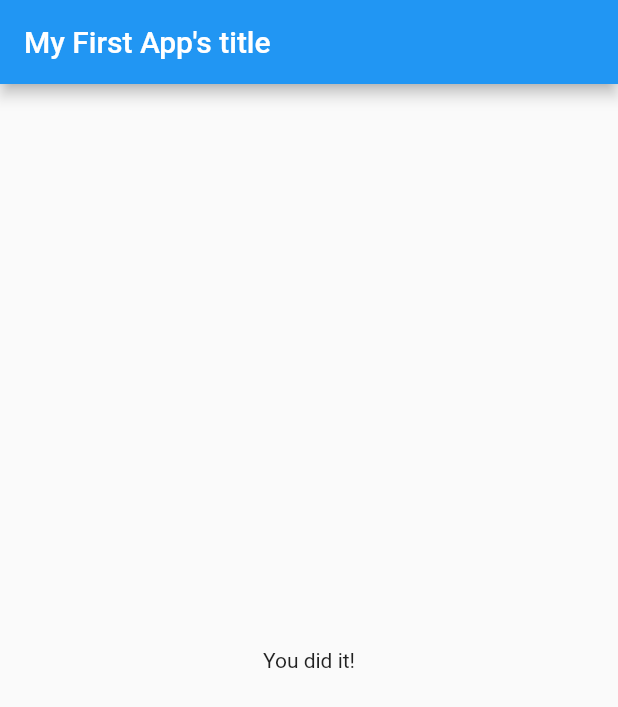
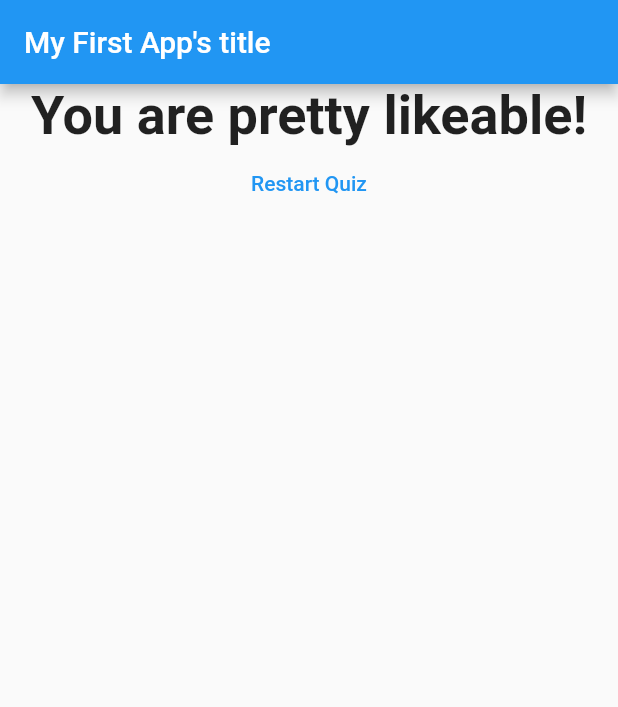
Before and after one commit to aroran1/flutter-notes, a Flutter app: the screen it shows after launch, after a tap on "Red", after a tap on "Dog", after a tap on "Dimitri", on a phone screen of 412 x 824 dp. Shown: the top 707 px of the screen. Run offline on Flutter 3.47's test engine with Material 2 defaults, Android fonts, the phone set to English and light mode, and no system bars.

Commit message:
quiz app ready

```diff
--- a/first_flutter_app/lib/main.dart
+++ b/first_flutter_app/lib/main.dart
@@ -22,20 +22,44 @@ class _MyAppState extends State<MyApp> {
   static const _questions = [
     {
       'questionText': 'What\'s your favourite color?',
-      'answers': ['Red', 'Yellow', 'White', 'Black']
+      'answers': [
+        {'text': 'Red', 'score': 7},
+        {'text': 'Yellow', 'score': 3},
+        {'text': 'White', 'score': 1},
+        {'text': 'Black', 'score': 10},
+      ]
     },
     {
       'questionText': 'What\'s your favourite animal?',
-      'answers': ['Rabbit', 'Dog', 'Elephant', 'Tiger']
+      'answers': [
+        {'text': 'Rabbit', 'score': 1},
+        {'text': 'Dog', 'score': 3},
+        {'text': 'Elephant', 'score': 7},
+        {'text': 'Tiger', 'score': 10},
+      ]
     },
     {
       'questionText': 'What\'s your favourite tutor?',
-      'answers': ['Max', 'Andrew', 'Dimitri', 'Chris']
+      'answers': [
+        {'text': 'Max', 'score': 10},
+        {'text': 'Andrew', 'score': 7},
+        {'text': 'Dimitri', 'score': 1},
+        {'text': 'Chris', 'score': 3},
+      ]
     }
   ];
   var _questionIndex = 0;
+  var _totalScore = 0;
 
-  void _answerQuestion() {
+  void _resetQuiz() {
+    setState(() {
+      _questionIndex = 0;
+      _totalScore = 0;
+    });
+  }
+
+  void _answerQuestion(int score) {
+    _totalScore += score;
     setState(() {
       _questionIndex = _questionIndex + 1;
     });
@@ -61,7 +85,7 @@ class _MyAppState extends State<MyApp> {
                 questionIndex: _questionIndex,
                 questions: _questions,
               )
-            : Result(),
+            : Result(_totalScore, _resetQuiz),
       ),
     );
   }
--- a/first_flutter_app/lib/quiz.dart
+++ b/first_flutter_app/lib/quiz.dart
@@ -15,10 +15,12 @@ class Quiz extends StatelessWidget {
     return Column(
       children: [
         Question(questions[questionIndex]['questionText']),
-        ...(questions[questionIndex]['answers'] as List<String>)
+        ...(questions[questionIndex]['answers'] as List<Map<String, Object>>)
             // Note: map doesn't alter the original questions list instead to makes copy of it and retuns a new list
             .map((answer) {
-          return Answer(answerQuestion, answer);
+          // onPressed is a function with no arguments we can't pass it directly
+          // but we can pass anonymous function that recieves answerQuestion function
+          return Answer(() => answerQuestion(answer['score']), answer['text']);
         }).toList()
         // Answer(_answerQuestion),
         // Answer(_answerQuestion),
--- a/first_flutter_app/lib/result.dart
+++ b/first_flutter_app/lib/result.dart
@@ -1,10 +1,49 @@
+import 'dart:ui';
+
 import 'package:flutter/material.dart';
 
 class Result extends StatelessWidget {
+  final int resultScore;
+  final Function resetQuizHandler;
+
+  Result(this.resultScore, this.resetQuizHandler);
+
+  String get resultPhrase {
+    String resultText;
+    if (resultScore <= 4) {
+      resultText = 'You are awesome and innocent!';
+    } else if (resultScore <= 12) {
+      resultText = 'You are pretty likeable!';
+    } else if (resultScore <= 21) {
+      resultText = 'You are ... strange!';
+    } else {
+      resultText = 'You are bad!';
+    }
+    return resultText;
+  }
+
   @override
   Widget build(BuildContext context) {
     return Center(
-      child: Text('You did it!'),
+      child: Column(
+        children: <Widget>[
+          Text(
+            resultPhrase,
+            style: TextStyle(
+              fontSize: 36,
+              fontWeight: FontWeight.bold,
+            ),
+            textAlign: TextAlign.center,
+          ),
+          TextButton(
+            child: Text('Restart Quiz'),
+            style: TextButton.styleFrom(
+              primary: Colors.blue,
+            ),
+            onPressed: resetQuizHandler,
+          )
+        ],
+      ),
     );
   }
 }
```
